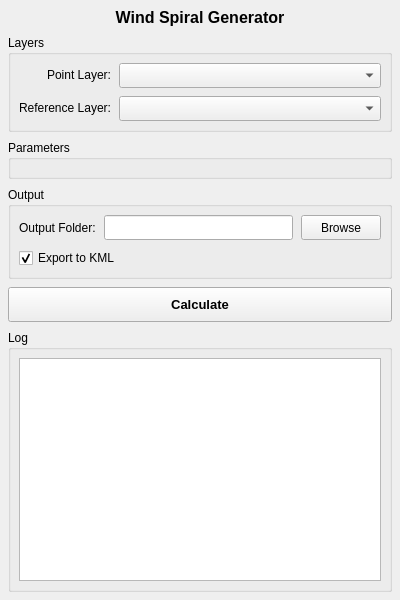
First picture: the form in Q_Pansopy/qpansopy_wind_spiral_dockwidget.ui, repository FLYGHT7/qpansopy, before the edit.
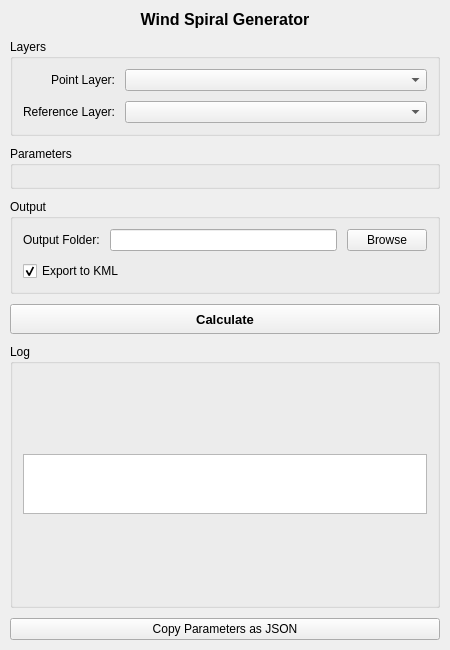
Second picture: the form after the edit. Custom widgets are drawn as their Qt base class.

Commit message:
Refactor QPANSOPY Wind Spiral Dock Widget
- Updated the UI layout and dimensions in the .ui file for better usability.
- Increased spacing and margins for improved visual clarity.
- Added a new button to copy parameters as JSON to the clipboard.
- Enhanced the logging functionality to provide clearer messages.
- Adjusted the handling of input validation and parameter storage.
- Improved the organization of the code for better readability and maintainability.

The edit to the form file:
```diff
--- a/Q_Pansopy/qpansopy_wind_spiral_dockwidget.ui
+++ b/Q_Pansopy/qpansopy_wind_spiral_dockwidget.ui
@@ -6,14 +6,14 @@
    <rect>
     <x>0</x>
     <y>0</y>
-    <width>400</width>
-    <height>600</height>
+    <width>450</width>
+    <height>650</height>
    </rect>
   </property>
   <property name="minimumSize">
    <size>
-    <width>400</width>
-    <height>450</height>
+    <width>450</width>
+    <height>550</height>
    </size>
   </property>
   <property name="windowTitle">
@@ -22,19 +22,19 @@
   <widget class="QWidget" name="dockWidgetContents">
    <layout class="QVBoxLayout" name="verticalLayout">
     <property name="spacing">
-     <number>8</number>
+     <number>10</number>
     </property>
     <property name="leftMargin">
-     <number>8</number>
+     <number>10</number>
     </property>
     <property name="topMargin">
-     <number>8</number>
+     <number>10</number>
     </property>
     <property name="rightMargin">
-     <number>8</number>
+     <number>10</number>
     </property>
     <property name="bottomMargin">
-     <number>8</number>
+     <number>10</number>
     </property>
     <item>
      <widget class="QLabel" name="titleLabel">
@@ -66,22 +66,22 @@
         <set>Qt::AlignLeading|Qt::AlignLeft|Qt::AlignVCenter</set>
        </property>
        <property name="horizontalSpacing">
-        <number>8</number>
+        <number>10</number>
        </property>
        <property name="verticalSpacing">
-        <number>8</number>
+        <number>10</number>
        </property>
        <property name="leftMargin">
-        <number>8</number>
+        <number>10</number>
        </property>
        <property name="topMargin">
-        <number>8</number>
+        <number>10</number>
        </property>
        <property name="rightMargin">
-        <number>8</number>
+        <number>10</number>
        </property>
        <property name="bottomMargin">
-        <number>8</number>
+        <number>10</number>
        </property>
        <item row="0" column="0">
         <widget class="QLabel" name="pointLayerLabel">
@@ -91,14 +91,7 @@
         </widget>
        </item>
        <item row="0" column="1">
-        <widget class="QgsMapLayerComboBox" name="pointLayerComboBox">
-         <property name="minimumSize">
-          <size>
-           <width>200</width>
-           <height>25</height>
-          </size>
-         </property>
-        </widget>
+        <widget class="QgsMapLayerComboBox" name="pointLayerComboBox"/>
        </item>
        <item row="1" column="0">
         <widget class="QLabel" name="referenceLayerLabel">
@@ -108,14 +101,7 @@
         </widget>
        </item>
        <item row="1" column="1">
-        <widget class="QgsMapLayerComboBox" name="referenceLayerComboBox">
-         <property name="minimumSize">
-          <size>
-           <width>200</width>
-           <height>25</height>
-          </size>
-         </property>
-        </widget>
+        <widget class="QgsMapLayerComboBox" name="referenceLayerComboBox"/>
        </item>
       </layout>
      </widget>
@@ -133,22 +119,22 @@
         <set>Qt::AlignLeading|Qt::AlignLeft|Qt::AlignVCenter</set>
        </property>
        <property name="horizontalSpacing">
-        <number>8</number>
+        <number>10</number>
        </property>
        <property name="verticalSpacing">
-        <number>8</number>
+        <number>10</number>
        </property>
        <property name="leftMargin">
-        <number>8</number>
+        <number>10</number>
        </property>
        <property name="topMargin">
-        <number>8</number>
+        <number>10</number>
        </property>
        <property name="rightMargin">
-        <number>8</number>
+        <number>10</number>
        </property>
        <property name="bottomMargin">
-        <number>8</number>
+        <number>10</number>
        </property>
        <!-- Los campos se añadirán dinámicamente en el código -->
       </layout>
@@ -161,24 +147,24 @@
       </property>
       <layout class="QVBoxLayout" name="verticalLayout_2">
        <property name="spacing">
-        <number>8</number>
+        <number>10</number>
        </property>
        <property name="leftMargin">
-        <number>8</number>
+        <number>10</number>
        </property>
        <property name="topMargin">
-        <number>8</number>
+        <number>10</number>
        </property>
        <property name="rightMargin">
-        <number>8</number>
+        <number>10</number>
        </property>
        <property name="bottomMargin">
-        <number>8</number>
+        <number>10</number>
        </property>
        <item>
         <layout class="QHBoxLayout" name="horizontalLayout">
          <property name="spacing">
-          <number>8</number>
+          <number>10</number>
          </property>
          <item>
           <widget class="QLabel" name="outputFolderLabel">
@@ -188,23 +174,10 @@
           </widget>
          </item>
          <item>
-          <widget class="QLineEdit" name="outputFolderLineEdit">
-           <property name="minimumSize">
-            <size>
-             <width>0</width>
-             <height>25</height>
-            </size>
-           </property>
-          </widget>
+          <widget class="QLineEdit" name="outputFolderLineEdit"/>
          </item>
          <item>
           <widget class="QPushButton" name="browseButton">
-           <property name="minimumSize">
-            <size>
-             <width>70</width>
-             <height>25</height>
-            </size>
-           </property>
            <property name="text">
             <string>Browse</string>
            </property>
@@ -214,12 +187,6 @@
        </item>
        <item>
         <widget class="QCheckBox" name="exportKmlCheckBox">
-         <property name="minimumSize">
-          <size>
-           <width>0</width>
-           <height>20</height>
-          </size>
-         </property>
          <property name="text">
           <string>Export to KML</string>
          </property>
@@ -236,7 +203,7 @@
       <property name="minimumSize">
        <size>
         <width>0</width>
-        <height>35</height>
+        <height>30</height>
        </size>
       </property>
       <property name="font">
@@ -258,22 +225,28 @@
       </property>
       <layout class="QVBoxLayout" name="verticalLayout_3">
        <property name="spacing">
-        <number>8</number>
+        <number>10</number>
        </property>
        <property name="leftMargin">
-        <number>8</number>
+        <number>10</number>
        </property>
        <property name="topMargin">
-        <number>8</number>
+        <number>10</number>
        </property>
        <property name="rightMargin">
-        <number>8</number>
+        <number>10</number>
        </property>
        <property name="bottomMargin">
-        <number>8</number>
+        <number>10</number>
        </property>
        <item>
         <widget class="QTextEdit" name="logTextEdit">
+         <property name="maximumSize">
+          <size>
+           <width>16777215</width>
+           <height>60</height>
+          </size>
+         </property>
          <property name="readOnly">
           <bool>true</bool>
          </property>
@@ -282,6 +255,13 @@
       </layout>
      </widget>
     </item>
+    <item>
+     <widget class="QPushButton" name="copyParamsButton">
+      <property name="text">
+       <string>Copy Parameters as JSON</string>
+      </property>
+     </widget>
+    </item>
    </layout>
   </widget>
  </widget>
```
The commit also changes 3 other files.
